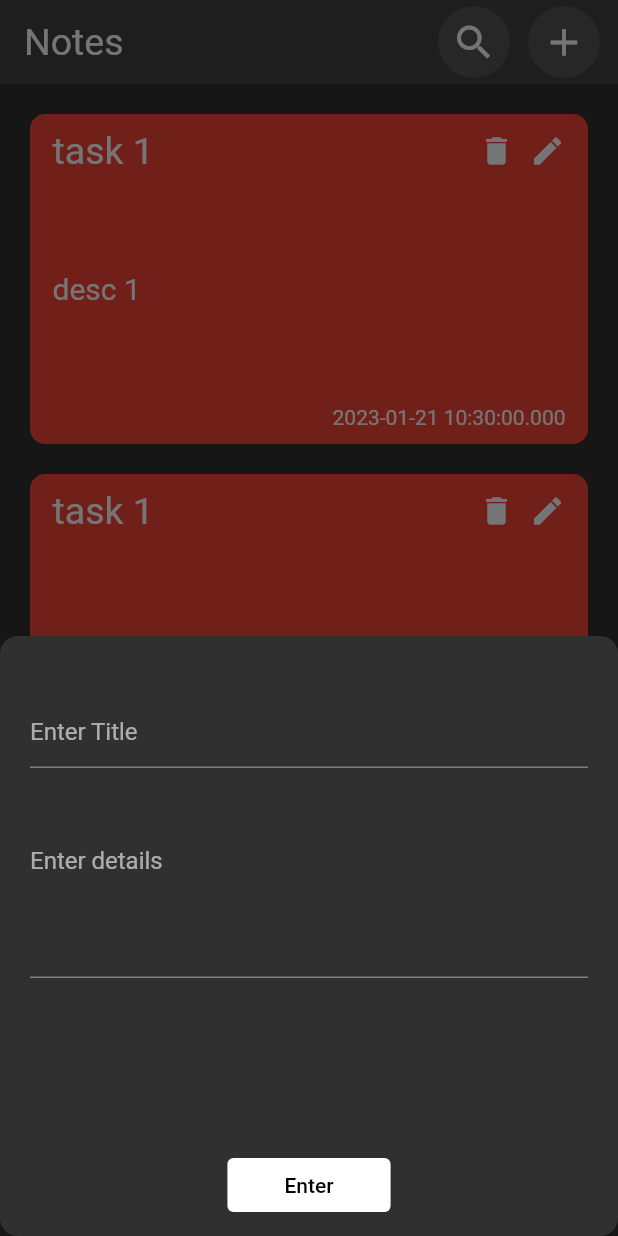
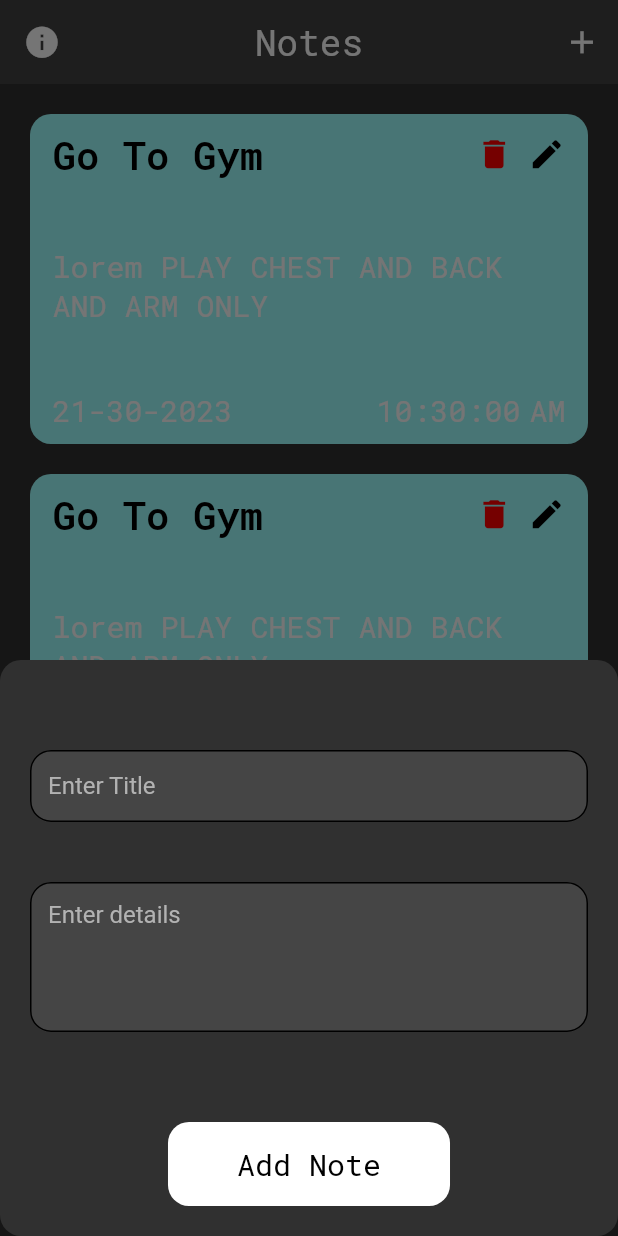
Before and after one commit to peterr72/notes_app, a Flutter app: the screen it shows after launch, after a tap on the "add" icon, on a phone screen of 412 x 824 dp. Run offline on Flutter 3.47's test engine with Material 2 defaults, Android fonts, the phone set to English and light mode, and no system bars; our stand-ins replace hive; accounts and stored records are empty.

Commit message:
finishing ui phase 1

```diff
--- a/lib/custom_widgets/add_note_widget.dart
+++ b/lib/custom_widgets/add_note_widget.dart
@@ -1,21 +1,24 @@
 import 'package:flutter/material.dart';
+import 'package:notes/theme/colors/colors.dart';
 
 class AddNoteWidget extends StatelessWidget {
   const AddNoteWidget({Key? key}) : super(key: key);
 
   @override
   Widget build(BuildContext context) {
-    return SizedBox(
-      height: 400,
+    return Padding(
+      padding: EdgeInsets.only(bottom: MediaQuery.of(context).viewInsets.bottom),
       child: Column(
+        mainAxisSize: MainAxisSize.min,
         mainAxisAlignment: MainAxisAlignment.spaceBetween,
         children: [
           (Form(
             child: Padding(
-              padding: const EdgeInsets.symmetric(horizontal: 20.0, vertical: 40.0),
+              padding: const EdgeInsets.symmetric(horizontal: 20.0, vertical: 60.0),
               child: Column(
                 children: [
                   TextFormField(
+                    style: const TextStyle(color: MainColors.greyColor),
                     keyboardType: TextInputType.text,
                     maxLines: 1,
                     decoration: const InputDecoration(hintText: 'Enter Title'),
@@ -25,6 +28,7 @@ class AddNoteWidget extends StatelessWidget {
                   ),
                   TextFormField(
                     keyboardType: TextInputType.multiline,
+                    style: const TextStyle(color: MainColors.greyColor),
                     maxLines: 4,
                     decoration: const InputDecoration(hintText: 'Enter details'),
                   ),
@@ -33,19 +37,16 @@ class AddNoteWidget extends StatelessWidget {
             ),
           )),
           Padding(
-            padding: const EdgeInsets.all(10.0),
-            child: TextButton(
+            padding: const EdgeInsets.only(bottom: 20.0),
+            child: ElevatedButton(
               onPressed: () {
                 Navigator.pop(context);
               },
-              style: ButtonStyle(
-                backgroundColor: MaterialStateProperty.all(Colors.white),
-              ),
-              child: const Padding(
-                padding: EdgeInsets.symmetric(horizontal: 30),
+              child: Padding(
+                padding: const EdgeInsets.symmetric(horizontal: 30, vertical: 15),
                 child: Text(
-                  'Enter',
-                  style: TextStyle(color: Colors.black),
+                  'Add Note',
+                  style: Theme.of(context).textTheme.displaySmall,
                 ),
               ),
             ),
--- a/lib/custom_widgets/custom_appbar.dart
+++ b/lib/custom_widgets/custom_appbar.dart
@@ -1,5 +1,7 @@
 import 'package:flutter/material.dart';
 import 'package:notes/custom_widgets/add_note_widget.dart';
+import 'package:notes/theme/colors/colors.dart';
+import 'package:notes/theme/spaces/spaces.dart';
 
 class NotesAppBar extends StatelessWidget implements PreferredSizeWidget {
   const NotesAppBar({Key? key}) : super(key: key);
@@ -11,40 +13,28 @@ class NotesAppBar extends StatelessWidget implements PreferredSizeWidget {
     return AppBar(
       elevation: 0,
       title: const Text('Notes'),
-      titleTextStyle: const TextStyle(fontSize: 25),
-      actions: [
-        Container(
-          margin: EdgeInsets.only(right: 12),
-          decoration: const BoxDecoration(
-            color: Colors.white10,
-            shape: BoxShape.circle,
-          ),
-          child: IconButton(
+      centerTitle: true,
+      titleTextStyle: Theme.of(context).textTheme.displayMedium!.copyWith(color: MainColors.whiteColor),
+      leading: IconButton(
+        splashRadius: 25,
         onPressed: () {},
         icon: const Icon(
-              Icons.search,
-              size: 30,
+          Icons.info,
         ),
       ),
-        ),
-        Container(
-          margin: const EdgeInsets.only(right: 12),
-          decoration: const BoxDecoration(
-            color: Colors.white10,
-            shape: BoxShape.circle,
-          ),
-          child: IconButton(
+      actions: [
+        IconButton(
+          splashRadius: 25,
           onPressed: () {
             showModalBottomSheet(
-                shape: RoundedRectangleBorder(borderRadius: BorderRadius.circular(12)),
+              isScrollControlled: true,
+              shape: RoundedRectangleBorder(borderRadius: BorderRadius.circular(NoteAppSpaces.kBorderRadius)),
               context: context,
               builder: (context) => const AddNoteWidget(),
             );
           },
           icon: const Icon(
             Icons.add,
-              size: 30,
-            ),
           ),
         ),
       ],
--- a/lib/custom_widgets/note_container.dart
+++ b/lib/custom_widgets/note_container.dart
@@ -1,18 +1,25 @@
 import 'package:flutter/material.dart';
+import 'package:intl/intl.dart';
+import 'package:notes/theme/colors/colors.dart';
+import 'package:notes/theme/spaces/spaces.dart';
 import 'package:notes/views/edit_note/edit_note_view.dart';
+import 'package:notes/views/note/note_view.dart';
 
 class NoteContainer extends StatelessWidget {
-  const NoteContainer({required this.containerColor, required this.title, required this.desc, required this.time, Key? key}) : super(key: key);
+  const NoteContainer({required this.containerColor, required this.data, required this.time, Key? key}) : super(key: key);
   final Color containerColor;
-  final String title;
-  final String desc;
+  final Map data;
   final DateTime time;
   @override
   Widget build(BuildContext context) {
-    return Container(
+    return GestureDetector(
+      onTap: () {
+        Navigator.pushNamed(context, NoteView.id, arguments: data);
+      },
+      child: Container(
         decoration: BoxDecoration(
           color: containerColor,
-        borderRadius: BorderRadius.circular(10),
+          borderRadius: BorderRadius.circular(NoteAppSpaces.kBorderRadius),
         ),
         width: double.infinity,
         height: 220,
@@ -25,15 +32,15 @@ class NoteContainer extends StatelessWidget {
               Row(
                 mainAxisAlignment: MainAxisAlignment.spaceBetween,
                 children: [
-                Text(
-                  title,
-                  style: const TextStyle(fontSize: 25),
-                ),
+                  Text(data['title'], style: Theme.of(context).textTheme.displayLarge),
                   Row(
                     children: [
                       GestureDetector(
                         onTap: () {},
-                      child: const Icon(Icons.delete),
+                        child: const Icon(
+                          Icons.delete,
+                          color: MainColors.redColor,
+                        ),
                       ),
                       const SizedBox(
                         width: 10,
@@ -42,7 +49,10 @@ class NoteContainer extends StatelessWidget {
                         onTap: () {
                           Navigator.pushNamed(context, EditNoteView.id);
                         },
-                      child: const Icon(Icons.edit),
+                        child: const Icon(
+                          Icons.edit,
+                          color: MainColors.blackColor,
+                        ),
                       ),
                     ],
                   ),
@@ -51,17 +61,29 @@ class NoteContainer extends StatelessWidget {
               Row(
                 mainAxisAlignment: MainAxisAlignment.start,
                 children: [
-                Text(
-                  desc,
-                  style: const TextStyle(fontSize: 20),
+                  Expanded(
+                    child: Text(
+                      data['desc'],
+                      style: Theme.of(context).textTheme.bodyMedium,
+                      overflow: TextOverflow.clip,
+                      maxLines: 4,
+                    ),
                   )
                 ],
               ),
               Row(
-              mainAxisAlignment: MainAxisAlignment.end,
-              children: [Text(time.toString())],
+                mainAxisAlignment: MainAxisAlignment.spaceBetween,
+                children: [
+                  Text(
+                    '${DateFormat('dd-mm-yyyy').format(time)} ',
+                  ),
+                  Text(
+                    DateFormat('jms').format(time),
                   ),
                 ],
+              ),
+            ],
+          ),
         ),
       ),
     );
--- a/lib/main.dart
+++ b/lib/main.dart
@@ -1,5 +1,8 @@
 import 'package:flutter/material.dart';
+import 'package:notes/theme/theme_data/theme_data.dart';
+import 'package:notes/views/edit_note/edit_note_view.dart';
 import 'package:notes/views/home/home_view.dart';
+import 'package:notes/views/note/note_view.dart';
 
 void main() {
   runApp(const NotesApplication());
@@ -11,8 +14,14 @@ class NotesApplication extends StatelessWidget {
   @override
   Widget build(BuildContext context) {
     return MaterialApp(
-      theme: ThemeData(brightness: Brightness.dark),
-      home: const HomeView(),
+      debugShowCheckedModeBanner: false,
+      theme: NoteApplicationThemeData().getMainTheme(context),
+      initialRoute: HomeView.id,
+      routes: {
+        HomeView.id: (context) => HomeView(),
+        EditNoteView.id: (context) => const EditNoteView(),
+        NoteView.id: (context) => const NoteView(),
+      },
     );
   }
 }
--- a/lib/models/note_model/note_model.dart
+++ b/lib/models/note_model/note_model.dart
@@ -1,6 +1,13 @@
-class NoteModel {
+import 'package:hive/hive.dart';
+part 'note_model.g.dart';
+
+@HiveType(typeId: 0)
+class NoteModel extends HiveObject {
+  @HiveField(0)
   String title;
+  @HiveField(1)
   String description;
+  @HiveField(2)
   int color;
   NoteModel({required this.title, required this.description, required this.color});
 
--- /dev/null
+++ b/lib/theme/colors/colors.dart
@@ -0,0 +1,26 @@
+import 'dart:ui';
+
+class NoteContainerColors {
+  static const Color pinkColor = Color(0xffFD99FF);
+  static const Color redColor = Color(0xffFF9E9E);
+  static const Color greenColor = Color(0xff91F48F);
+  static const Color yellowColor = Color(0xffFFF599);
+  static const Color skyColor = Color(0xff9EFFFF);
+  static const Color purpleColor = Color(0xffB69CFF);
+
+  static List<Color> getAllColors() => [
+        NoteContainerColors.pinkColor,
+        NoteContainerColors.redColor,
+        NoteContainerColors.greenColor,
+        NoteContainerColors.yellowColor,
+        NoteContainerColors.skyColor,
+        NoteContainerColors.purpleColor
+      ];
+}
+
+class MainColors {
+  static const Color blackColor = Color(0xff000000);
+  static const Color whiteColor = Color(0xffffffff);
+  static const Color redColor = Color(0xffFF0000);
+  static const Color greyColor = Color(0xffb2b2b2);
+}
--- /dev/null
+++ b/lib/theme/font_sizes/font_sizes.dart
@@ -0,0 +1,8 @@
+class FontSizes {
+  static const double fontSizeBig = 26.0;
+  static const double fontSizeMedium = 24.0;
+  static const double fontSizeSmall = 20.0;
+  static const double fontSizeExtraSmall = 16.0;
+  ///////////////////////////////////////////////////
+
+}
--- /dev/null
+++ b/lib/theme/spaces/spaces.dart
@@ -0,0 +1,5 @@
+class NoteAppSpaces {
+  // static const double kPadding = 12.0;
+  // static const double kMargin = 12.0;
+  static const double kBorderRadius = 14.0;
+}
--- /dev/null
+++ b/lib/theme/theme_data/theme_data.dart
@@ -0,0 +1,133 @@
+import 'package:flutter/material.dart';
+import 'package:notes/theme/font_sizes/font_sizes.dart';
+import 'package:notes/theme/colors/colors.dart';
+import 'package:notes/theme/spaces/spaces.dart';
+
+class NoteApplicationThemeData {
+  NoteApplicationThemeData._internal();
+  static final NoteApplicationThemeData _noteAppTheme = NoteApplicationThemeData._internal();
+  factory NoteApplicationThemeData() {
+    return _noteAppTheme;
+  }
+  //////////////////////////////////////////////////////////////
+  /////////////////////////////////////////////////////////////
+  //------------------------COLORS-----------------------------//
+  // static const _r9PrimaryColor = R9ColorPallete.lightOrange;
+  // static const _r9SecondaryColor = R9ColorPallete.brownOne;
+  // static const _r9BlackColor = R9ColorPallete.blackOne;
+  // static const _r9WhiteColor = R9ColorPallete.whiteOne;
+  // static const _r9UnassignedNamedGreenColor = R9ColorPallete.greenOne;
+  // static const _r9UnassignedNamedBejColor = R9ColorPallete.bejOne;
+  // static const _r9UnassignedNamedDarkOrangeColor = R9ColorPallete.darkOrange;
+  //-----------------------COLORS------------------------------------//
+  //////////////////////////////////////////////////////////////////////////////
+  ////////////////////////////////////////////////////////////////////////////////
+//-----------------------------PRIVATE DECORATIONS-------------------------------//
+  final _notesAppInputBorder = OutlineInputBorder(
+    borderRadius: BorderRadius.circular(NoteAppSpaces.kBorderRadius),
+  );
+  //---------------------------------TEXT THEME----------------------------------------//
+  TextTheme _textThemeMain(BuildContext context) {
+    return Theme.of(context).textTheme.copyWith(
+          displayLarge: const TextStyle(fontSize: FontSizes.fontSizeBig, color: MainColors.blackColor, fontWeight: FontWeight.w600),
+          displayMedium: const TextStyle(fontSize: FontSizes.fontSizeMedium, color: MainColors.blackColor),
+          displaySmall: const TextStyle(fontSize: FontSizes.fontSizeSmall, color: MainColors.blackColor),
+          bodyLarge: const TextStyle(fontSize: FontSizes.fontSizeMedium, color: MainColors.whiteColor),
+          bodyMedium: const TextStyle(fontSize: FontSizes.fontSizeSmall, color: MainColors.whiteColor),
+          bodySmall: const TextStyle(fontSize: FontSizes.fontSizeExtraSmall, color: MainColors.whiteColor),
+        );
+  }
+
+//---------------------------------TEXT THEME----------------------------------------//
+  //-----------------------------PRIVATE DECORATIONS-------------------------------//
+  ////////////////////////////////////////////////////////////////////////////
+  /////////////////////////////////////////////////////////////////////////////
+  //------------------------------PUBLIC DECORATIONS-------------------------------//
+  // static const r9BorderShape = R9BorderShape(radius: 70, pathWidth: 4);
+  // static const r9BorderRadius = BorderRadius.all(Radius.circular(12));
+  // static void setSystemUiOverlay() {
+  //   SystemChrome.setSystemUIOverlayStyle(const SystemUiOverlayStyle(statusBarColor: Colors.transparent));
+  // }
+
+  //------------------------------PUBLIC DECORATIONS-------------------------------//
+  ////////////////////////////////////////////////////////////
+  ///////////////////////////////////////////////////////////
+
+  //////////////////////////////////////////////////////////////////////
+  /////////////////////////////////////////////////////////////////////
+  //-----------------------------MAIN THEMEDATA--------------------------------------//
+  ThemeData _mainTheme(BuildContext context) {
+    return ThemeData(
+      brightness: Brightness.dark,
+      fontFamily: 'RobotoMono',
+
+      // scaffoldBackgroundColor: _r9UnassignedNamedBejColor,
+      // primaryColor: _r9PrimaryColor,
+      // colorScheme: ColorScheme.fromSwatch().copyWith(primary: _r9WhiteColor, secondary: _r9PrimaryColor),
+      // indicatorColor: _r9WhiteColor,
+      textTheme: _textThemeMain(context),
+      // primaryIconTheme: const IconThemeData(
+      //   color: _r9PrimaryColor,
+      // ),
+      // iconTheme: const IconThemeData(
+      //   color: _r9PrimaryColor,
+      // ),
+      elevatedButtonTheme: ElevatedButtonThemeData(
+        style: ButtonStyle(
+          elevation: MaterialStateProperty.all(0),
+          backgroundColor: MaterialStateProperty.all<Color?>(MainColors.whiteColor),
+          shape: MaterialStateProperty.all<RoundedRectangleBorder>(
+            RoundedRectangleBorder(
+              borderRadius: BorderRadius.circular(NoteAppSpaces.kBorderRadius),
+            ),
+          ),
+        ),
+      ),
+      iconTheme: const IconThemeData(
+        size: 25,
+      ),
+      inputDecorationTheme: InputDecorationTheme(
+        contentPadding: const EdgeInsets.all(12),
+        hintStyle: const TextStyle(color: MainColors.greyColor),
+        enabledBorder: _notesAppInputBorder,
+        focusedBorder: _notesAppInputBorder,
+        // focusedErrorBorder: _notesAppInputBorder,
+        // errorBorder: _notesAppInputBorder,
+
+        // prefixIconColor: _r9PrimaryColor,
+        // fillColor: MainColors.blackColor,
+        filled: true,
+        helperStyle: Theme.of(context).textTheme.displaySmall,
+        errorStyle: Theme.of(context).textTheme.displaySmall!.copyWith(color: MainColors.redColor),
+      ),
+      // textSelectionTheme: const TextSelectionThemeData(
+      //   cursorColor: _r9BlackColor,
+      //   selectionHandleColor: Colors.transparent,
+      //   selectionColor: _r9UnassignedNamedBejColor,
+      // ),
+      // tabBarTheme: const TabBarTheme(
+      //   labelColor: _r9PrimaryColor,
+      // ),
+      // dividerTheme: const DividerThemeData(
+      //   space: 0,
+      //   color: _r9PrimaryColor,
+      //   thickness: 1.5,
+      // ),
+      // bottomNavigationBarTheme: const BottomNavigationBarThemeData(
+      //   selectedIconTheme: IconThemeData(size: 20),
+      //   unselectedIconTheme: IconThemeData(size: 20),
+      //   elevation: 0,
+      //   backgroundColor: _r9UnassignedNamedBejColor,
+      //   selectedItemColor: _r9SecondaryColor,
+      //   type: BottomNavigationBarType.fixed,
+      // ),
+      // progressIndicatorTheme: const ProgressIndicatorThemeData(
+      //   color: _r9PrimaryColor,
+      // ),
+    );
+  }
+
+  ThemeData getMainTheme(BuildContext context) => _mainTheme(context);
+//-----------------------------MAIN THEMEDATA--------------------------------------//
+
+}
--- a/lib/views/home/home_view.dart
+++ b/lib/views/home/home_view.dart
@@ -1,9 +1,20 @@
+import 'dart:math';
+
 import 'package:flutter/material.dart';
 import 'package:notes/custom_widgets/custom_appbar.dart';
 import 'package:notes/custom_widgets/note_container.dart';
+import 'package:notes/theme/colors/colors.dart';
 
 class HomeView extends StatelessWidget {
-  const HomeView({Key? key}) : super(key: key);
+  HomeView({Key? key}) : super(key: key);
+  static const String id = 'HomeView';
+  Color getContainerColor() {
+    List<Color> availableColors = NoteContainerColors.getAllColors();
+    final random = Random();
+    return availableColors[random.nextInt(availableColors.length)];
+  }
+
+  final dummyData = {'title': 'Go To Gym', 'desc': 'lorem PLAY CHEST AND BACK AND ARM ONLY'};
 
   @override
   Widget build(BuildContext context) {
@@ -12,11 +23,10 @@ class HomeView extends StatelessWidget {
       body: Padding(
         padding: const EdgeInsets.only(top: 10),
         child: ListView.builder(
-          itemCount: 3,
+          itemCount: 5,
           itemBuilder: (context, index) => NoteContainer(
-            containerColor: Colors.red,
-            title: "task 1",
-            desc: "desc 1",
+            containerColor: getContainerColor(),
+            data: dummyData,
             time: DateTime.now(),
           ),
         ),
--- /dev/null
+++ b/lib/views/note/note_view.dart
@@ -0,0 +1,35 @@
+import 'package:flutter/material.dart';
+
+class NoteView extends StatelessWidget {
+  const NoteView({Key? key}) : super(key: key);
+  static const String id = 'NoteView';
+  @override
+  Widget build(BuildContext context) {
+    final data = ModalRoute.of(context)!.settings.arguments as Map;
+    return Scaffold(
+      appBar: AppBar(
+        elevation: 0,
+      ),
+      body: SingleChildScrollView(
+        child: Padding(
+          padding: const EdgeInsets.symmetric(
+            horizontal: 20,
+            vertical: 35,
+          ),
+          child: Column(
+            children: [
+              Text(
+                data['title'],
+                style: Theme.of(context).textTheme.bodyLarge,
+              ),
+              Text(
+                data['desc'],
+                style: Theme.of(context).textTheme.bodyMedium,
+              ),
+            ],
+          ),
+        ),
+      ),
+    );
+  }
+}
```
Also changed, not shown: pubspec.yaml (+15 -0 lines), lib/assets/fonts/robotomono/RobotoMono-Bold.ttf (added), lib/assets/fonts/robotomono/RobotoMono-ExtraLight.ttf (added), lib/assets/fonts/robotomono/RobotoMono-Light.ttf (added), lib/assets/fonts/robotomono/RobotoMono-Medium.ttf (added), lib/assets/fonts/robotomono/RobotoMono-Regular.ttf (added), lib/assets/fonts/robotomono/RobotoMono-SemiBold.ttf (added), lib/assets/fonts/robotomono/RobotoMono-Thin.ttf (added), pubspec.lock. Lines whose indentation alone changed are shown as unchanged.
